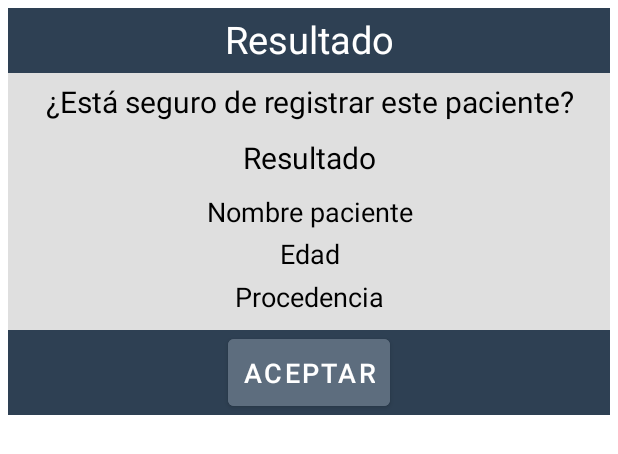
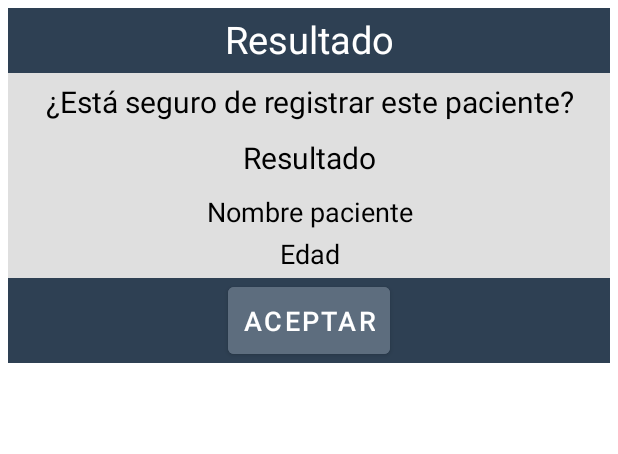
Before and after one commit to Arellanox/subir-resultados-antigeno, an Android app: the layout dialog_resultado.xml on its own in the app's theme, with its tools: preview values and no code run, on a phone screen of 412 x 824 dp. Shown: the top 454 px of the screen. Run offline under Robolectric (Android 15) with nearby library versions, the phone set to English and light mode, and no system bars; network calls fail.

Commit message:
Corrección del AlertDialog

```diff
--- a/app/src/main/java/com/example/refineria/ANTIGENO/ANTIGENO_subir_resultado.kt
+++ b/app/src/main/java/com/example/refineria/ANTIGENO/ANTIGENO_subir_resultado.kt
@@ -73,7 +73,7 @@ class ANTIGENO_subir_resultado : AppCompatActivity() {
         }
         view.findViewById<TextView>(R.id.DialogResultado).text = resultado
         view.findViewById<TextView>(R.id.txtDialogNombrePaciente).text = nombre
-        view.findViewById<TextView>(R.id.txtDialogProcedencia).text = "${procedencia} - ${segmento}"
+        //view.findViewById<TextView>(R.id.txtDialogProcedencia).text = "${procedencia} - ${segmento}"
         view.findViewById<TextView>(R.id.txtDialogEdad).text = "${edad} años"
         //Pasando vista al builder
         builder.setView(view)
--- a/app/src/main/res/layout/dialog_resultado.xml
+++ b/app/src/main/res/layout/dialog_resultado.xml
@@ -63,16 +63,6 @@
         android:gravity="center"
         android:textSize="18sp" />
 
-    <TextView
-        android:id="@+id/txtDialogProcedencia"
-        android:layout_width="match_parent"
-        android:layout_height="wrap_content"
-        android:layout_marginBottom="10dp"
-        android:text="@string/procedencia"
-        android:textColor="@color/black"
-        android:gravity="center"
-        android:textSize="18sp" />
-
     <LinearLayout
         android:layout_width="match_parent"
         android:layout_height="wrap_content"
```
